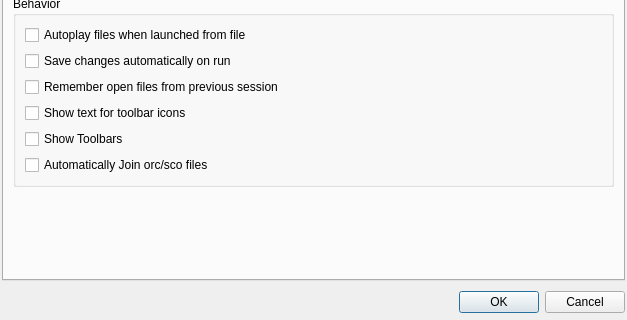
This is src/configdialog.ui in CsoundQt/CsoundQt as Qt 5 draws it before an edit; both pictures show x 0 to 627 and y 307 to 627 of the 627 by 627 pixel window. The edited form follows.
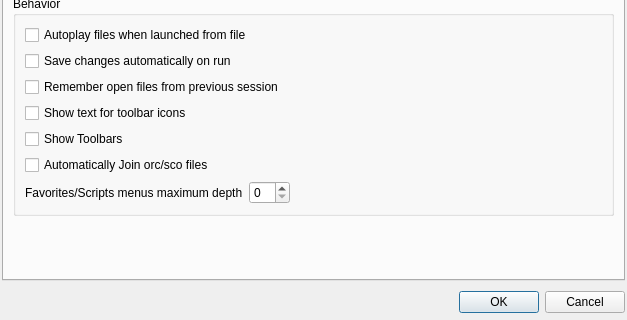
This is the edited form.

Commit message: Added option to set scripts/favourites menus depth

```diff
--- a/src/configdialog.ui
+++ b/src/configdialog.ui
@@ -1251,6 +1251,33 @@
             </property>
            </widget>
           </item>
+          <item>
+           <layout class="QHBoxLayout" name="horizontalLayout_8">
+            <item>
+             <widget class="QLabel" name="label_35">
+              <property name="text">
+               <string>Favorites/Scripts menus maximum depth</string>
+              </property>
+             </widget>
+            </item>
+            <item>
+             <widget class="QSpinBox" name="menusDepthSpinBox"/>
+            </item>
+            <item>
+             <spacer name="horizontalSpacer_4">
+              <property name="orientation">
+               <enum>Qt::Horizontal</enum>
+              </property>
+              <property name="sizeHint" stdset="0">
+               <size>
+                <width>40</width>
+                <height>20</height>
+               </size>
+              </property>
+             </spacer>
+            </item>
+           </layout>
+          </item>
          </layout>
         </widget>
        </item>
```
The commit also changes 4 other files.
